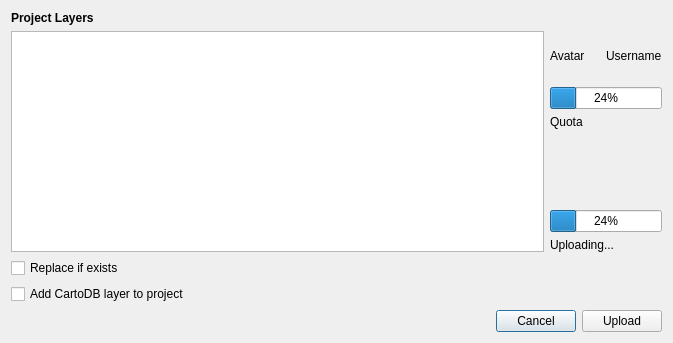
Above: ui/Upload.ui from gkudos/qgis-cartodb before the change. Below: the same form after it.
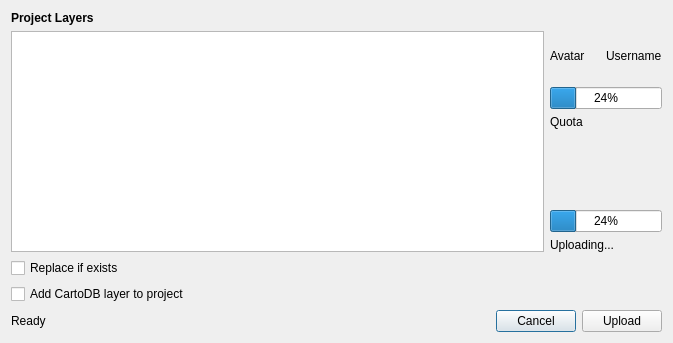
That is the form after the change.

Commit message: Enhancements ================================ * Add status to upload items. * Change icons.

Diff of the .ui file:
```diff
--- a/ui/Upload.ui
+++ b/ui/Upload.ui
@@ -138,6 +138,13 @@
    </item>
    <item>
     <layout class="QHBoxLayout" name="horizontalLayout_3">
+     <item>
+      <widget class="QLabel" name="statusLB">
+       <property name="text">
+        <string>Ready</string>
+       </property>
+      </widget>
+     </item>
      <item>
       <spacer name="horizontalSpacer">
        <property name="orientation">
```
Left out of the diff: 9 changed lines with no effect on the pictures. The commit also changes 14 other files.
